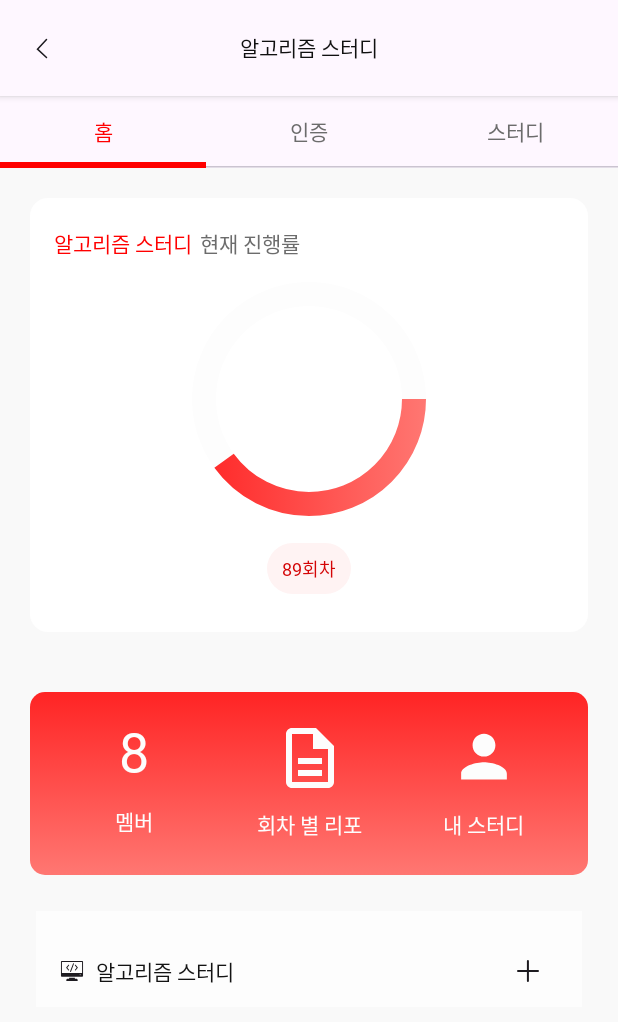
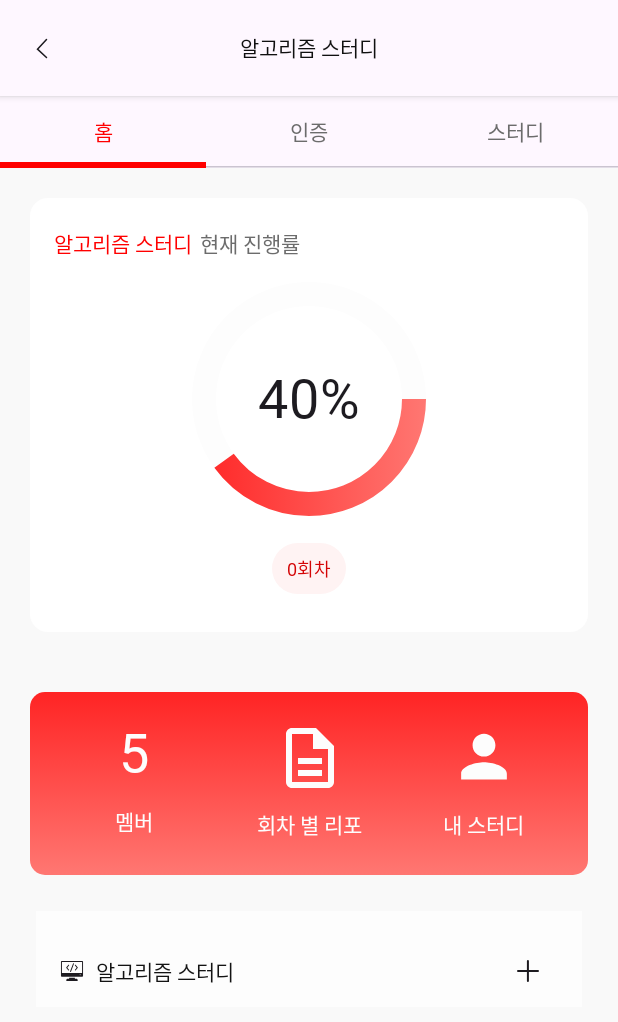
Before and after one commit to Better-Capstone/Better-Android, an Android app built with Jetpack Compose: the @Preview function StudyDetailPreview, on a phone screen of 412 x 824 dp. Shown: the top 1022 px of the screen. Run offline under Robolectric (Android 15) with nearby library versions, the phone set to English and light mode, and no system bars; our stand-ins replace Dagger/Hilt's generated code, Timber; network calls fail; Roboto replaces fonts that are not available here.

```diff
--- a/app/src/main/java/com/ssu/better/presentation/component/GradientProgressIndicator.kt
+++ b/app/src/main/java/com/ssu/better/presentation/component/GradientProgressIndicator.kt
@@ -1,8 +1,13 @@
 package com.ssu.better.presentation.component
 
 import androidx.compose.foundation.Canvas
+import androidx.compose.foundation.layout.Arrangement
+import androidx.compose.foundation.layout.Box
+import androidx.compose.foundation.layout.Column
 import androidx.compose.foundation.progressSemantics
+import androidx.compose.material3.Text
 import androidx.compose.runtime.Composable
+import androidx.compose.ui.Alignment
 import androidx.compose.ui.Modifier
 import androidx.compose.ui.geometry.Offset
 import androidx.compose.ui.geometry.Size
@@ -13,6 +18,7 @@ import androidx.compose.ui.graphics.drawscope.Stroke
 import androidx.compose.ui.graphics.drawscope.rotate
 import androidx.compose.ui.platform.LocalDensity
 import androidx.compose.ui.unit.Dp
+import com.ssu.better.ui.theme.BetterAndroidTheme
 import com.ssu.better.ui.theme.BetterColors
 
 @Composable
@@ -24,6 +30,8 @@ fun GradientProgressIndicator(
     val stroke = with(LocalDensity.current) {
         Stroke(width = strokeWidth.toPx(), cap = StrokeCap.Butt)
     }
+
+    Box(contentAlignment = Alignment.Center) {
         Canvas(
             modifier
                 .progressSemantics(progress),
@@ -37,6 +45,8 @@ fun GradientProgressIndicator(
                 sweep = sweep,
                 stroke = stroke,
             )
+        }
+        DisplayText(percent = progress)
     }
 }
 
@@ -88,3 +98,17 @@ private fun DrawScope.drawCircularIndicator(
         )
     }
 }
+
+@Composable
+private fun DisplayText(percent: Float) {
+    Column(
+        verticalArrangement = Arrangement.Center,
+        horizontalAlignment = Alignment.CenterHorizontally,
+    ) {
+        // Text that shows the number inside the circle
+        Text(
+            text = "${(percent * 100).toInt()}%",
+            style = BetterAndroidTheme.typography.headline0,
+        )
+    }
+}
--- a/app/src/main/java/com/ssu/better/presentation/ui/study/detail/StudyDetailScreen.kt
+++ b/app/src/main/java/com/ssu/better/presentation/ui/study/detail/StudyDetailScreen.kt
@@ -43,7 +43,6 @@ import com.ssu.better.entity.task.TaskGroup
 import com.ssu.better.entity.user.User
 import com.ssu.better.entity.user.UserRankHistory
 import com.ssu.better.presentation.component.ShowLoadingAnimation
-import com.ssu.better.presentation.navigation.Screen
 import com.ssu.better.ui.theme.BetterAndroidTheme
 import com.ssu.better.ui.theme.BetterColors
 import com.ssu.better.util.toLocalDate
--- a/app/src/main/java/com/ssu/better/presentation/ui/study/detail/StudyHomeScreen.kt
+++ b/app/src/main/java/com/ssu/better/presentation/ui/study/detail/StudyHomeScreen.kt
@@ -94,7 +94,7 @@ fun StudyHomeScreen(
                             BetterRoundChip(
                                 modifier = Modifier.padding(top = 18.dp, bottom = 25.dp),
                                 enabled = true,
-                                text = "89회차",
+                                text = "${study.taskGroupList.size}회차",
                                 onClick = {},
                             )
                         }
@@ -136,7 +136,7 @@ fun StudyHomeScreen(
                                         modifier = Modifier
                                             .width(51.dp)
                                             .height(46.dp),
-                                        text = "8",
+                                        text = study.memberCount.toString(),
                                         textAlign = TextAlign.Center,
                                         style = BetterAndroidTheme.typography.headline0,
                                         color = BetterColors.White,
```
Lines whose indentation alone changed are shown as unchanged.
